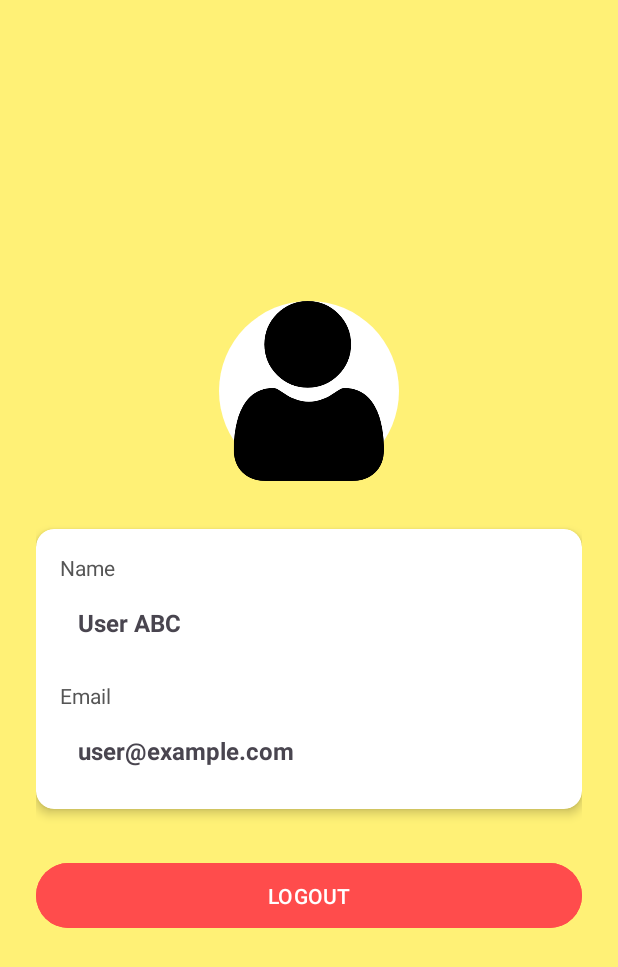
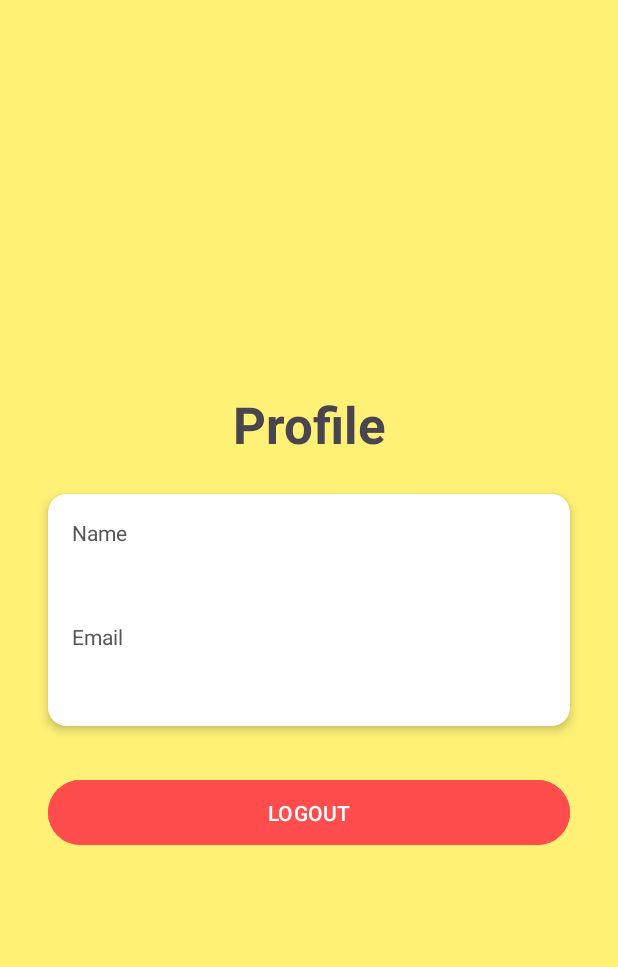
Before and after one commit to NEU-MobileDev-3/RecipeIt-Client, an Android app: the ProfileActivity screen opened directly, with no data from a screen before it, on a phone screen of 412 x 824 dp. Shown: the top 967 px of the screen. Run offline under Robolectric (Android 15) with nearby library versions, the phone set to English and light mode, and no system bars; our stand-ins replace Firebase (no records; nobody signed in at launch, a user with empty details on screens opened directly).

Commit message:
finish profile page

```diff
--- a/RecipeIt/app/src/main/java/com/mobiledev/recipeit/ProfileActivity.java
+++ b/RecipeIt/app/src/main/java/com/mobiledev/recipeit/ProfileActivity.java
@@ -1,14 +1,18 @@
 package com.mobiledev.recipeit;
 
+import android.content.Intent;
 import android.os.Bundle;
+import android.view.View;
+import android.widget.TextView;
 
 import androidx.activity.EdgeToEdge;
 import androidx.appcompat.app.AppCompatActivity;
-import androidx.core.graphics.Insets;
-import androidx.core.view.ViewCompat;
-import androidx.core.view.WindowInsetsCompat;
+
+import com.google.firebase.auth.FirebaseAuth;
 
 public class ProfileActivity extends AppCompatActivity {
+    private TextView profileName;
+    private TextView profileEmail;
 
     @Override
     protected void onCreate(Bundle savedInstanceState) {
@@ -16,5 +20,37 @@ public class ProfileActivity extends AppCompatActivity {
         EdgeToEdge.enable(this);
         setContentView(R.layout.activity_profile);
 
+        // Initialize UI components
+        profileName = findViewById(R.id.profileNameText);
+        profileEmail = findViewById(R.id.profileEmailText);
+
+        // Set up the profile information
+        var auth = FirebaseAuth.getInstance();
+        var currentUser = auth.getCurrentUser();
+
+        if (currentUser != null) {
+            String name = currentUser.getDisplayName();
+            String email = currentUser.getEmail();
+
+            profileName.setText(name);
+            profileEmail.setText(email);
+        } else {
+            // Handle the case where the user is not logged in
+            profileName.setText("Guest");
+            profileEmail.setText("Not logged in");
+        }
+    }
+
+    public void onLogout(View v) {
+        profileName.setText("Guest");
+        profileEmail.setText("Not logged in");
+
+        var auth = FirebaseAuth.getInstance();
+        auth.signOut();
+
+        // Redirect to login activity
+        Intent intent = new Intent(this, LoginActivity.class);
+        startActivity(intent);
+        finish();
     }
 }
--- a/RecipeIt/app/src/main/res/layout/activity_profile.xml
+++ b/RecipeIt/app/src/main/res/layout/activity_profile.xml
@@ -10,23 +10,28 @@
     android:background="#FFF176">
 
     <!-- Profile Picture -->
-    <ImageView
-        android:id="@+id/profileImage"
-        android:layout_width="120dp"
-        android:layout_height="120dp"
-        android:layout_marginBottom="32dp"
-        android:background="@drawable/circle_background"
-        android:scaleType="centerCrop"
-        android:src="@drawable/user" />
 
     <!-- CardView for Name and Email -->
+    <TextView
+        android:layout_width="match_parent"
+        android:layout_height="wrap_content"
+        android:layout_marginBottom="16dp"
+        android:gravity="center"
+        android:paddingVertical="4dp"
+        android:text="Profile"
+        android:textSize="34sp"
+        android:textStyle="bold" />
+
     <androidx.cardview.widget.CardView
         android:layout_width="match_parent"
         android:layout_height="wrap_content"
+        android:layout_marginLeft="8dp"
+        android:layout_marginTop="4dp"
+        android:layout_marginRight="8dp"
         android:layout_marginBottom="32dp"
-        card_view:cardElevation="4dp"
+        android:backgroundTint="#FFFFFF"
         card_view:cardCornerRadius="12dp"
-        android:backgroundTint="#FFFFFF">
+        card_view:cardElevation="4dp">
 
         <LinearLayout
             android:layout_width="match_parent"
@@ -38,40 +43,41 @@
             <TextView
                 android:layout_width="wrap_content"
                 android:layout_height="wrap_content"
+                android:layout_marginBottom="4dp"
                 android:text="Name"
-                android:textSize="14sp"
                 android:textColor="#555555"
-                android:layout_marginBottom="4dp"/>
+                android:textSize="14sp" />
 
             <!-- Name Value -->
             <TextView
                 android:id="@+id/profileNameText"
                 android:layout_width="match_parent"
                 android:layout_height="wrap_content"
+                android:layout_marginBottom="16dp"
+                android:paddingVertical="4dp"
                 android:text="User ABC"
                 android:textSize="16sp"
-                android:textStyle="bold"
-                android:padding="12dp"
-                android:layout_marginBottom="16dp"/>
+                android:textStyle="bold" />
 
             <!-- Email Label -->
+
             <TextView
                 android:layout_width="wrap_content"
                 android:layout_height="wrap_content"
+                android:layout_marginBottom="4dp"
                 android:text="Email"
-                android:textSize="14sp"
                 android:textColor="#555555"
-                android:layout_marginBottom="4dp"/>
+                android:textSize="14sp" />
 
             <!-- Email Value -->
             <TextView
                 android:id="@+id/profileEmailText"
                 android:layout_width="match_parent"
                 android:layout_height="wrap_content"
+                android:paddingVertical="4dp"
                 android:text="user@example.com"
                 android:textSize="16sp"
-                android:textStyle="bold"
-                android:padding="12dp" />
+                android:textStyle="bold" />
 
         </LinearLayout>
     </androidx.cardview.widget.CardView>
@@ -81,8 +87,11 @@
         android:id="@+id/btnLogout"
         android:layout_width="match_parent"
         android:layout_height="wrap_content"
+        android:layout_marginHorizontal="8dp"
+        android:backgroundTint="#FF4C4C"
+        android:onClick="onLogout"
+        android:padding="12dp"
         android:text="LOGOUT"
-        android:backgroundTint="#FF4C4C"
-        android:textColor="#FFFFFF"
-        android:padding="12dp"/>
+        android:textColor="#FFFFFF" />
+
 </LinearLayout>
```
